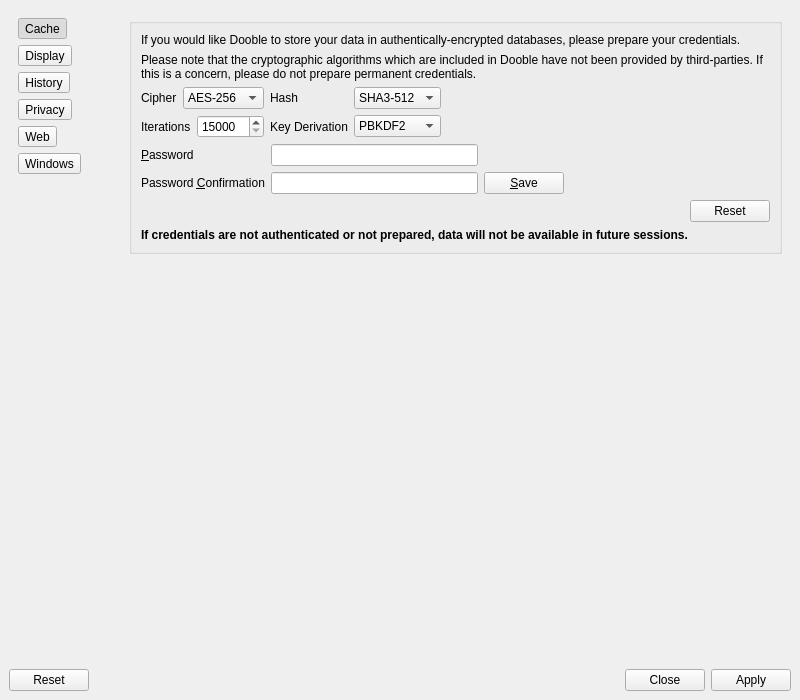
Old version of the form 2.x/UI/dooble_settings.ui in the repository textbrowser/dooble.
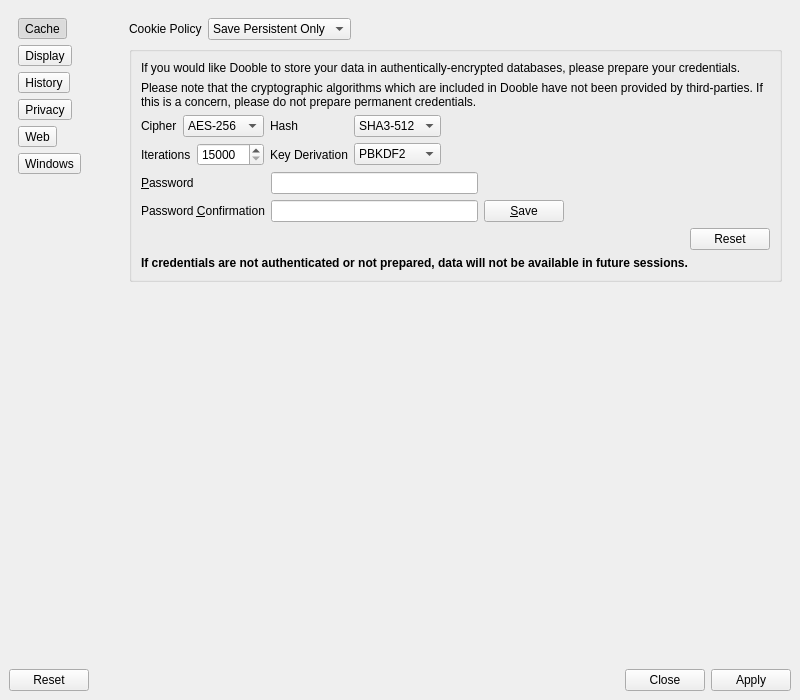
New version of the form. The open tabs and pages were chosen to show the change. Icons and pictures are not drawn.

Commit message: New Cookie Policy.

What changed in the file:
```diff
--- a/2.x/UI/dooble_settings.ui
+++ b/2.x/UI/dooble_settings.ui
@@ -387,6 +387,60 @@
         <widget class="QWidget" name="history_page"/>
         <widget class="QWidget" name="privacy_page">
          <layout class="QVBoxLayout" name="verticalLayout_7">
+          <item>
+           <layout class="QHBoxLayout" name="horizontalLayout_7">
+            <item>
+             <widget class="QLabel" name="label_13">
+              <property name="text">
+               <string>Cookie Policy</string>
+              </property>
+             </widget>
+            </item>
+            <item>
+             <widget class="QComboBox" name="cookie_policy">
+              <property name="currentIndex">
+               <number>2</number>
+              </property>
+              <property name="sizeAdjustPolicy">
+               <enum>QComboBox::AdjustToContents</enum>
+              </property>
+              <item>
+               <property name="text">
+                <string>Do Not Save</string>
+               </property>
+              </item>
+              <item>
+               <property name="text">
+                <string>Save All</string>
+               </property>
+              </item>
+              <item>
+               <property name="text">
+                <string>Save Persistent Only</string>
+               </property>
+              </item>
+              <item>
+               <property name="text">
+                <string/>
+               </property>
+              </item>
+             </widget>
+            </item>
+            <item>
+             <spacer name="horizontalSpacer_9">
+              <property name="orientation">
+               <enum>Qt::Horizontal</enum>
+              </property>
+              <property name="sizeHint" stdset="0">
+               <size>
+                <width>40</width>
+                <height>20</height>
+               </size>
+              </property>
+             </spacer>
+            </item>
+           </layout>
+          </item>
           <item>
            <widget class="QGroupBox" name="groupBox">
             <layout class="QVBoxLayout" name="verticalLayout_6">
@@ -445,6 +499,9 @@
                </item>
                <item row="0" column="4">
                 <widget class="QComboBox" name="hash">
+                 <property name="sizeAdjustPolicy">
+                  <enum>QComboBox::AdjustToContents</enum>
+                 </property>
                  <item>
                   <property name="text">
                    <string>SHA3-512</string>
@@ -454,6 +511,9 @@
                </item>
                <item row="1" column="4">
                 <widget class="QComboBox" name="key_derivation">
+                 <property name="sizeAdjustPolicy">
+                  <enum>QComboBox::AdjustToContents</enum>
+                 </property>
                  <item>
                   <property name="text">
                    <string>PBKDF2</string>
@@ -463,6 +523,9 @@
                </item>
                <item row="0" column="1" colspan="2">
                 <widget class="QComboBox" name="cipher">
+                 <property name="sizeAdjustPolicy">
+                  <enum>QComboBox::AdjustToContents</enum>
+                 </property>
                  <item>
                   <property name="text">
                    <string>AES-256</string>
```
Left out of the diff: 1 changed line with no effect on the pictures.
